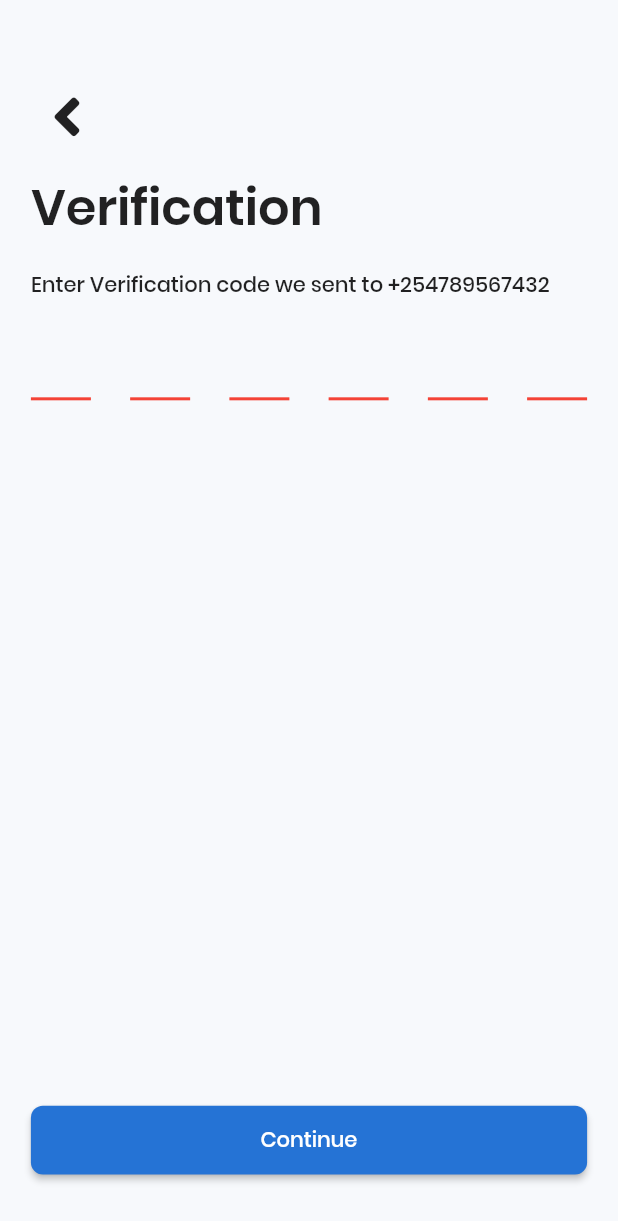
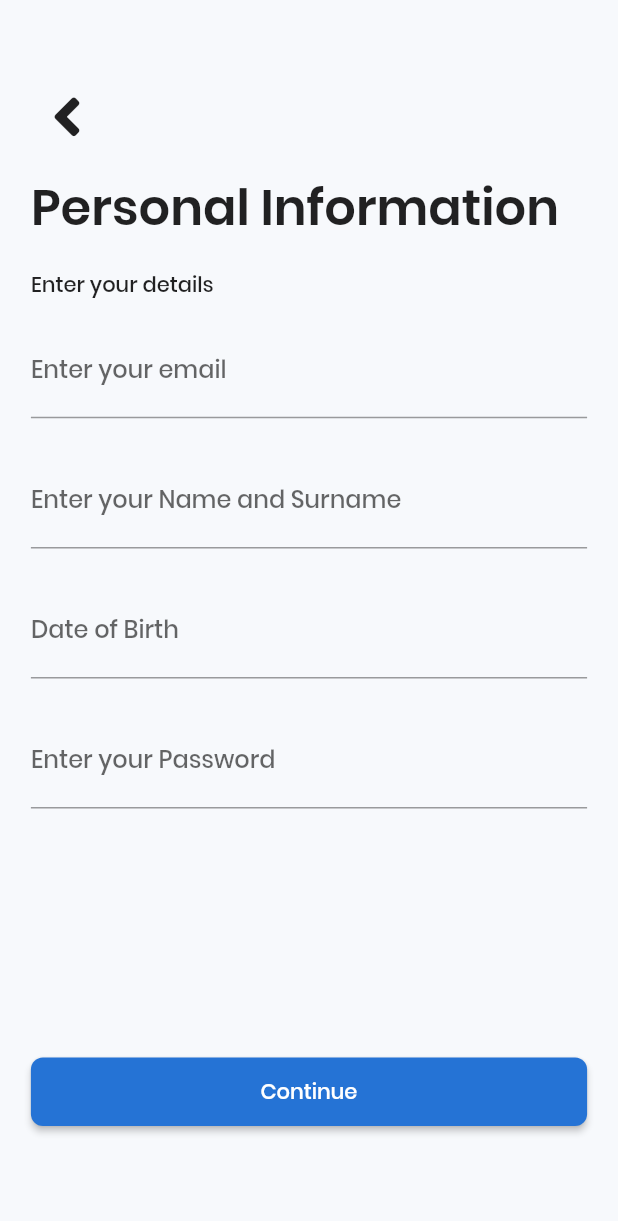
Before and after one commit to Infinical/mobile_bank, a Flutter app: the Verification screen opened by its route, after a tap on "Continue", on a phone screen of 412 x 824 dp. Shown: the top 1221 px of the screen. Run offline on Flutter 3.47's test engine with Material 2 defaults, Android fonts, the phone set to English and light mode, and no system bars; drawn by our look-alikes of pin_code_fields; our stand-ins replace firebase_auth, font_awesome_flutter; accounts and stored records are empty.

Commit message:
Personal info

```diff
--- a/lib/main.dart
+++ b/lib/main.dart
@@ -1,5 +1,6 @@
 import 'package:flutter/material.dart';
 import 'package:mobilebank/pages/lets_get_started.dart';
+import 'package:mobilebank/pages/personal_info/personal_info.dart';
 import 'package:mobilebank/pages/verification/verification.dart';
 
 import 'pages/registration/registration_page.dart';
@@ -44,7 +45,8 @@ class MyApp extends StatelessWidget {
       routes: {
         LetsGetStarted.id: (context) => LetsGetStarted(),
         Registration.id: (context) => Registration(),
-        Verification.id: (context) => Verification()
+        Verification.id: (context) => Verification(),
+        PersonalInfo.id: (context) => PersonalInfo()
       },
     );
   }
--- /dev/null
+++ b/lib/pages/personal_info/personal_info.dart
@@ -0,0 +1,119 @@
+import 'package:flutter/material.dart';
+import 'package:font_awesome_flutter/font_awesome_flutter.dart';
+import 'package:mobilebank/pages/registration/registration_page.dart';
+
+class PersonalInfo extends StatefulWidget {
+  static const String id = 'personal_info';
+  _PersonalInfoState createState() => _PersonalInfoState();
+}
+
+class _PersonalInfoState extends State<PersonalInfo> {
+  final _formKey = GlobalKey<FormState>();
+  @override
+  Widget build(BuildContext context) {
+    return Scaffold(
+      body: Padding(
+          padding: EdgeInsets.only(
+              left: MediaQuery.of(context).size.width * 0.05,
+              right: MediaQuery.of(context).size.width * 0.05),
+          child: SingleChildScrollView(
+              child: Column(
+                  crossAxisAlignment: CrossAxisAlignment.start,
+                  children: <Widget>[
+                SizedBox(height: MediaQuery.of(context).size.height * 0.06),
+                IconButton(
+                    icon: FaIcon(
+                      FontAwesomeIcons.angleLeft,
+                      size: MediaQuery.of(context).size.height * 0.05,
+                    ),
+                    onPressed: () {
+                      Navigator.pushNamed(context, Registration.id);
+                    }),
+                SizedBox(height: MediaQuery.of(context).size.height * 0.02),
+                Text(
+                  'Personal Information',
+                  style: TextStyle(
+                      fontSize: MediaQuery.of(context).size.height * 0.04,
+                      fontWeight: FontWeight.bold),
+                ),
+                SizedBox(height: MediaQuery.of(context).size.height * 0.02),
+                Text("Enter your details"),
+                SizedBox(height: MediaQuery.of(context).size.height * 0.02),
+                Form(
+                    key: _formKey,
+                    child: Column(
+                      children: <Widget>[
+                        TextFormField(
+                          decoration:
+                              InputDecoration(labelText: "Enter your email"),
+                          keyboardType: TextInputType.emailAddress,
+                          validator: (String value) {
+                            if (value.isEmpty) {
+                              return 'Please enter your email address';
+                            }
+                            return null;
+                          },
+                        ),
+                        SizedBox(
+                            height: MediaQuery.of(context).size.height * 0.03),
+                        TextFormField(
+                          decoration: InputDecoration(
+                              labelText: "Enter your Name and Surname"),
+                          keyboardType: TextInputType.text,
+                          validator: (String value) {
+                            if (value.isEmpty) {
+                              return 'Please enter your name';
+                            }
+                            return null;
+                          },
+                        ),
+                        SizedBox(
+                            height: MediaQuery.of(context).size.height * 0.03),
+                        TextFormField(
+                          decoration:
+                              InputDecoration(labelText: "Date of Birth"),
+                          keyboardType: TextInputType.datetime,
+                          validator: (String value) {
+                            if (value.isEmpty) {
+                              return 'Please enter your date of birth';
+                            }
+                            return null;
+                          },
+                        ),
+                        SizedBox(
+                            height: MediaQuery.of(context).size.height * 0.03),
+                        TextFormField(
+                          obscureText: true,
+                          decoration:
+                              InputDecoration(labelText: "Enter your Password"),
+                          keyboardType: TextInputType.visiblePassword,
+                          validator: (String value) {
+                            if (value.isEmpty) {
+                              return 'Please enter your password';
+                            }
+                            return null;
+                          },
+                        ),
+                        SizedBox(
+                            height: MediaQuery.of(context).size.height * 0.20),
+                        Container(
+                          width: MediaQuery.of(context).size.width,
+                          child: RaisedButton(
+                            onPressed: () {
+                              // register(_phoneController.text);
+                              // Navigator.pushNamed(context, PersonalInfo.id);
+                            },
+                            child: Text("Continue",
+                                style: TextStyle(color: Colors.white)),
+                            padding: EdgeInsets.only(
+                                top: MediaQuery.of(context).size.width * 0.03,
+                                bottom:
+                                    MediaQuery.of(context).size.width * 0.03),
+                          ),
+                        ),
+                      ],
+                    ))
+              ]))),
+    );
+  }
+}
--- a/lib/pages/verification/verification.dart
+++ b/lib/pages/verification/verification.dart
@@ -1,5 +1,6 @@
 import 'package:flutter/material.dart';
 import 'package:font_awesome_flutter/font_awesome_flutter.dart';
+import 'package:mobilebank/pages/personal_info/personal_info.dart';
 import 'package:mobilebank/pages/registration/registration_page.dart';
 import 'package:pin_code_fields/pin_code_fields.dart';
 
@@ -54,7 +55,7 @@ class _VerificationState extends State<Verification> {
                   child: RaisedButton(
                     onPressed: () {
                       // register(_phoneController.text);
-                      // Navigator.pushNamed(context, Verification.id);
+                      Navigator.pushNamed(context, PersonalInfo.id);
                     },
                     child: Text("Continue",
                         style: TextStyle(color: Colors.white)),
```
